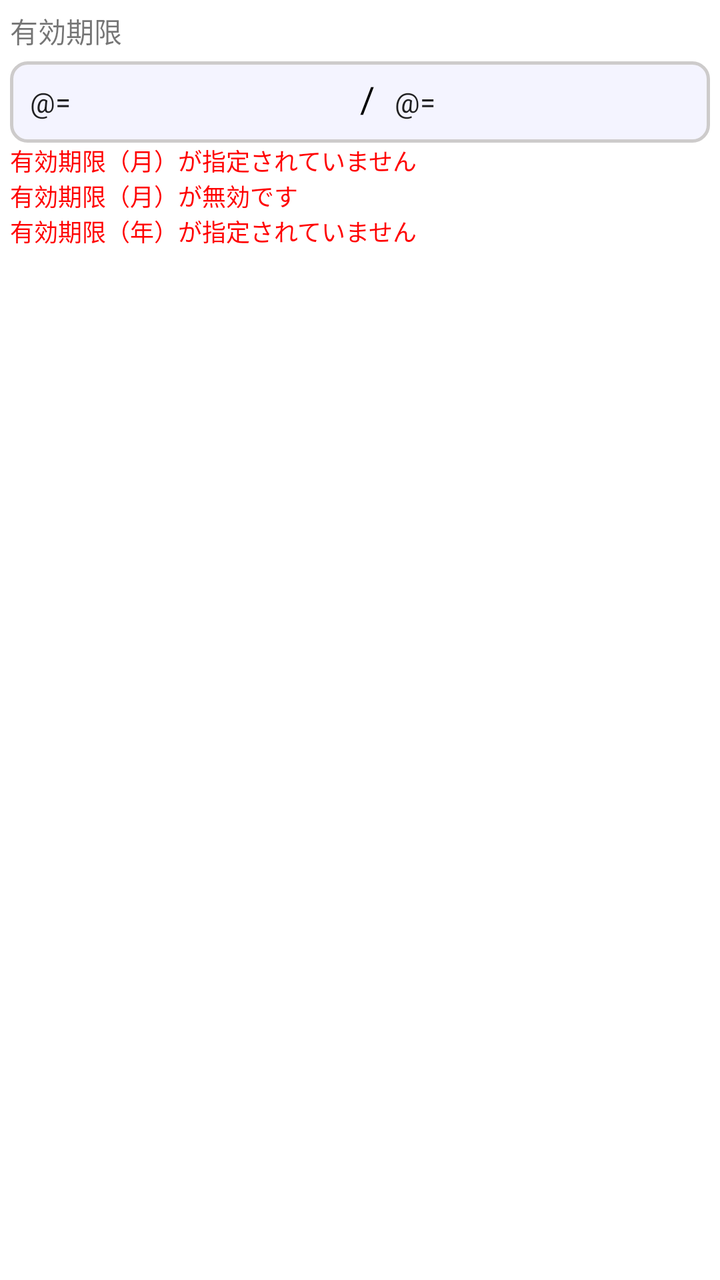
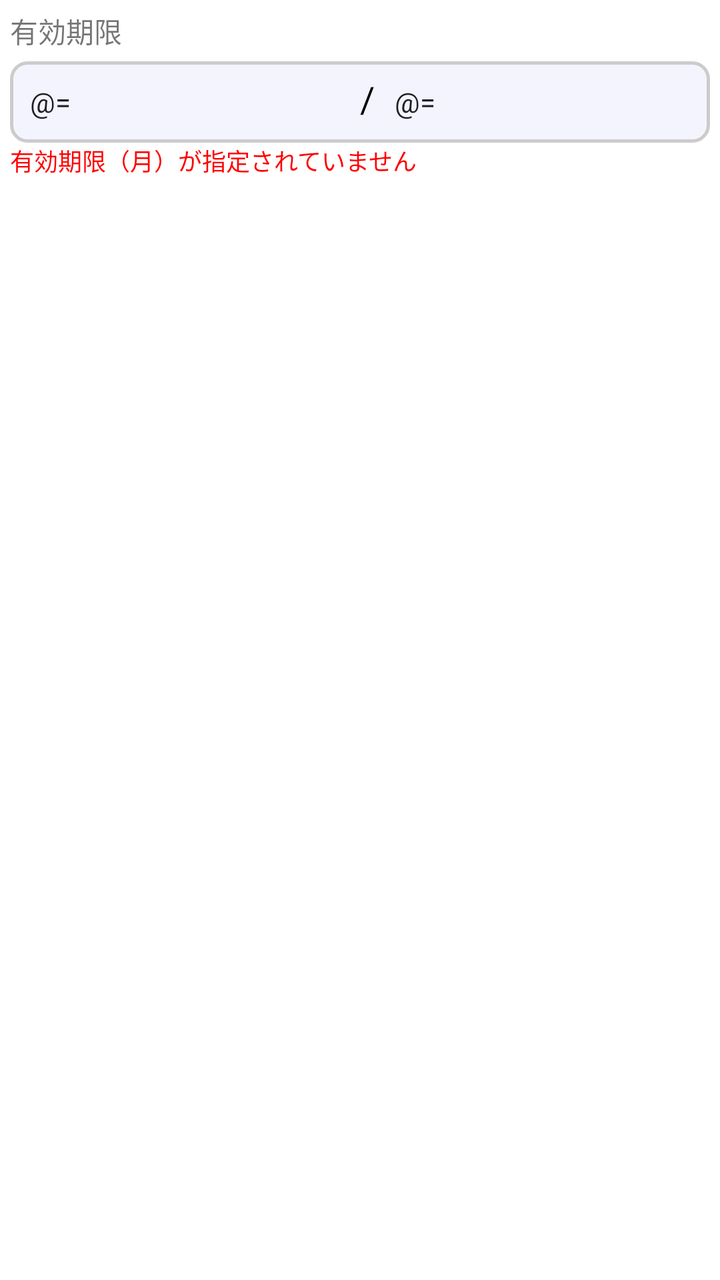

An Android layout rendered at two revisions. The XML below is the earlier revision; the diff shows what the commit changed to produce the second picture.
<!-- AndroidManifest.xml: fallback theme Theme.MaterialComponents.DayNight.NoActionBar -->
<!-- res/layout/fincode_expir_horizontal_view.xml -->
<layout xmlns:android="http://schemas.android.com/apk/res/android"
    xmlns:app="http://schemas.android.com/apk/res-auto">

    <data>
        <variable name="dataViewModel" type="jp.gmopg.japanpost.fincodesdk.viewmodel.FincodeDataViewModel"/>
        <variable name="actionViewModel" type="jp.gmopg.japanpost.fincodesdk.viewmodel.FincodeActionViewModel"/>
        <import type="jp.gmopg.japanpost.fincodesdk.enumeration.PartsType"/>
        <import type="android.view.View" />
    </data>

    <LinearLayout
        android:layout_width="match_parent"
        android:layout_height="wrap_content"
        android:orientation="vertical"
        android:padding="5dp"
        app:layout_constraintTop_toBottomOf="@+id/expirationDateItem">

        <TextView
            android:id="@+id/expirationDateItem"
            android:layout_width="match_parent"
            android:layout_height="wrap_content"
            android:layout_marginBottom="5dp"
            android:text="@string/expiration_date"
            android:textSize="14sp"/>

        <LinearLayout
            android:layout_width="match_parent"
            android:layout_height="wrap_content"
            android:orientation="vertical"
            app:layout_constraintTop_toBottomOf="@+id/expirationDateItem">

            <LinearLayout
                android:layout_width="match_parent"
                android:layout_height="wrap_content"
                android:weightSum="2"
                android:orientation="horizontal"
                android:background="@drawable/frame_border_default">

                <EditText
                    android:id="@+id/expireMonth"
                    android:layout_width="wrap_content"
                    android:layout_height="wrap_content"
                    android:layout_weight="1"
                    android:background="#00000000"
                    android:hint="@string/expiration_date_month_hint"
                    android:inputType="number"
                    android:importantForAutofill="no"
                    android:maxLength="2"
                    android:nextFocusForward="@id/expireYear"
                    android:padding="10dp"
                    android:text="@={dataViewModel.expirePart.expireMonth}"
                    android:textSize="14sp" />

                <TextView
                    android:layout_width="wrap_content"
                    android:layout_height="wrap_content"
                    android:gravity="center"
                    android:text="@string/oblique_line"
                    android:textSize="18sp"
                    android:textColor="@android:color/black"/>

                <EditText
                    android:id="@+id/expireYear"
                    android:layout_width="wrap_content"
                    android:layout_height="wrap_content"
                    android:layout_weight="1"
                    android:background="#00000000"
                    android:hint="@string/expiration_date_year_hint"
                    android:inputType="number"
                    android:importantForAutofill="no"
                    android:maxLength="2"
                    android:padding="10dp"
                    android:text="@={dataViewModel.expirePart.expireYear}"
                    android:textSize="14sp" />

            </LinearLayout>

            <TextView
                android:id="@+id/expireMonthNotEnteredError"
                android:layout_width="match_parent"
                android:layout_height="wrap_content"
                android:layout_marginRight="10dp"
                android:text="@string/expiration_date_month_no_input_message"
                android:textSize="12sp"
                android:textColor="#FF0000"
                android:visibility="@{dataViewModel.expirePart.isExpireMonthError ? View.VISIBLE : View.GONE}"/>

            <TextView
                android:id="@+id/expireMonthFormatError"
                android:layout_width="match_parent"
                android:layout_height="wrap_content"
                android:layout_marginRight="10dp"
                android:text="@string/expiration_date_month_format_error_message"
                android:textSize="12sp"
                android:textColor="#FF0000"
                android:visibility="@{dataViewModel.expirePart.isExpireMonthFormatError ? View.VISIBLE : View.GONE}"/>


            <TextView
                android:id="@+id/expireYearNotEnteredError"
                android:layout_width="match_parent"
                android:layout_height="wrap_content"
                android:text="@string/expiration_date_year_no_input_message"
                android:textSize="12sp"
                android:textColor="#FF0000"
                android:visibility="@{dataViewModel.expirePart.isExpireYearError ? View.VISIBLE : View.GONE}"/>

        </LinearLayout>

    </LinearLayout>

</layout>
<!-- resources referenced by this layout -->
<resources>
  <!-- drawable frame_border_default (drawable) -->
  <?xml version="1.0" encoding="utf-8"?>
  <shape xmlns:android="http://schemas.android.com/apk/res/android">
      
      <solid android:color="@color/background"/>
      
      <stroke android:width="1.5dp" android:color="@color/defaultBorder"/>
      <corners android:radius="8dp"/>
  </shape>
  <string name="expiration_date">有効期限</string>
  <string name="expiration_date_month_format_error_message">有効期限（月）が無効です</string>
  <string name="expiration_date_month_hint">月（MM）</string>
  <string name="expiration_date_month_no_input_message">有効期限（月）が指定されていません</string>
  <string name="expiration_date_year_hint">年（YY）</string>
  <string name="expiration_date_year_no_input_message">有効期限（年）が指定されていません</string>
  <string name="oblique_line">/</string>
  <color name="background">#f4f4ff</color>
  <color name="defaultBorder">#CDCBCB</color>
</resources>

<!-- the commit's change to res/layout/fincode_expir_horizontal_view.xml (unified diff, before → after) -->
@@ -16,7 +16,7 @@
         app:layout_constraintTop_toBottomOf="@+id/expirationDateItem">
 
         <TextView
-            android:id="@+id/expirationDateItem"
+            android:id="@+id/expirTitleHorizontal"
             android:layout_width="match_parent"
             android:layout_height="wrap_content"
             android:layout_marginBottom="5dp"
@@ -37,7 +37,7 @@
                 android:background="@drawable/frame_border_default">
 
                 <EditText
-                    android:id="@+id/expireMonth"
+                    android:id="@+id/expireMonthHorizontal"
                     android:layout_width="wrap_content"
                     android:layout_height="wrap_content"
                     android:layout_weight="1"
@@ -46,9 +46,9 @@
                     android:inputType="number"
                     android:importantForAutofill="no"
                     android:maxLength="2"
-                    android:nextFocusForward="@id/expireYear"
+                    android:nextFocusForward="@id/expireYearHorizontal"
                     android:padding="10dp"
-                    android:text="@={dataViewModel.expirePart.expireMonth}"
+                    android:text="@={dataViewModel.expireMonthPart.value}"
                     android:textSize="14sp" />
 
                 <TextView
@@ -60,7 +60,7 @@
                     android:textColor="@android:color/black"/>
 
                 <EditText
-                    android:id="@+id/expireYear"
+                    android:id="@+id/expireYearHorizontal"
                     android:layout_width="wrap_content"
                     android:layout_height="wrap_content"
                     android:layout_weight="1"
@@ -70,40 +70,40 @@
                     android:importantForAutofill="no"
                     android:maxLength="2"
                     android:padding="10dp"
-                    android:text="@={dataViewModel.expirePart.expireYear}"
+                    android:text="@={dataViewModel.expireYearPart.value}"
                     android:textSize="14sp" />
 
             </LinearLayout>
 
             <TextView
-                android:id="@+id/expireMonthNotEnteredError"
+                android:id="@+id/expireErrorMsgHorizontal"
                 android:layout_width="match_parent"
                 android:layout_height="wrap_content"
                 android:layout_marginRight="10dp"
                 android:text="@string/expiration_date_month_no_input_message"
                 android:textSize="12sp"
                 android:textColor="#FF0000"
-                android:visibility="@{dataViewModel.expirePart.isExpireMonthError ? View.VISIBLE : View.GONE}"/>
-
-            <TextView
-                android:id="@+id/expireMonthFormatError"
-                android:layout_width="match_parent"
-                android:layout_height="wrap_content"
-                android:layout_marginRight="10dp"
-                android:text="@string/expiration_date_month_format_error_message"
-                android:textSize="12sp"
-                android:textColor="#FF0000"
-                android:visibility="@{dataViewModel.expirePart.isExpireMonthFormatError ? View.VISIBLE : View.GONE}"/>
+                android:visibility="@{dataViewModel.expireMonthPart.isError ? View.VISIBLE : View.GONE}"/>
 
 
-            <TextView
-                android:id="@+id/expireYearNotEnteredError"
-                android:layout_width="match_parent"
-                android:layout_height="wrap_content"
-                android:text="@string/expiration_date_year_no_input_message"
-                android:textSize="12sp"
-                android:textColor="#FF0000"
-                android:visibility="@{dataViewModel.expirePart.isExpireYearError ? View.VISIBLE : View.GONE}"/>
+
+
+
+
+
+
+
+
+
+
+
+
+
+
+
+
+
+
 
         </LinearLayout>
 
<!-- resource entries referenced after the edit -->
@@ -10,11 +10,9 @@
       <corners android:radius="8dp"/>
   </shape>
   <string name="expiration_date">有効期限</string>
-  <string name="expiration_date_month_format_error_message">有効期限（月）が無効です</string>
   <string name="expiration_date_month_hint">月（MM）</string>
   <string name="expiration_date_month_no_input_message">有効期限（月）が指定されていません</string>
   <string name="expiration_date_year_hint">年（YY）</string>
-  <string name="expiration_date_year_no_input_message">有効期限（年）が指定されていません</string>
   <string name="oblique_line">/</string>
   <color name="background">#f4f4ff</color>
   <color name="defaultBorder">#CDCBCB</color>
